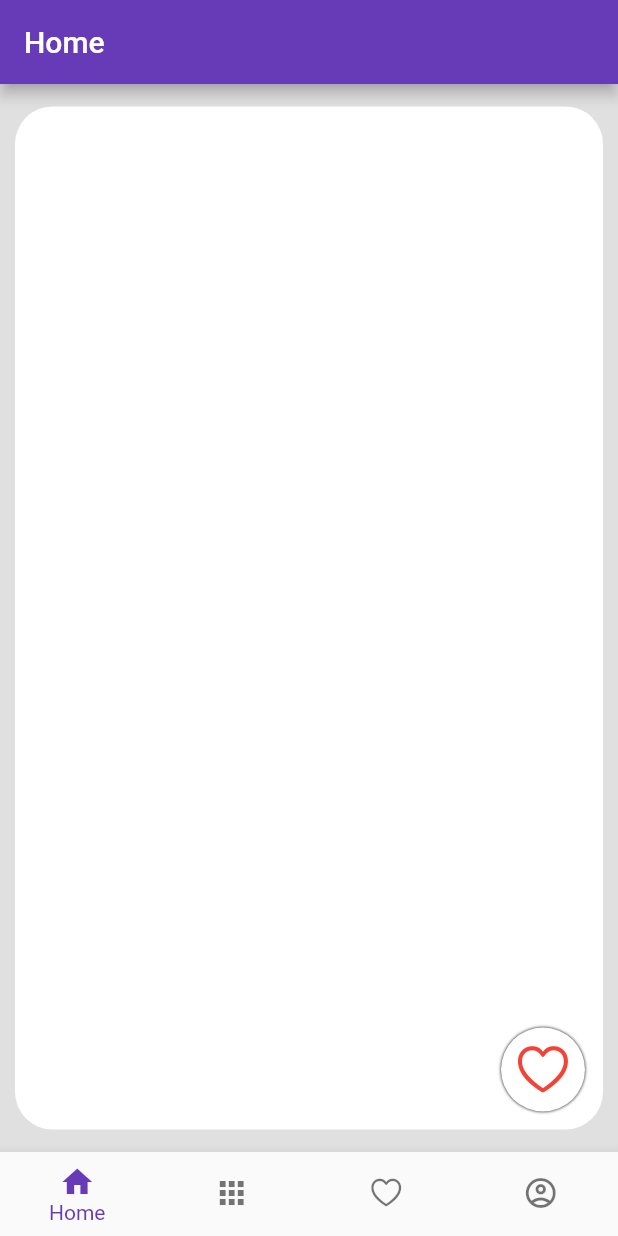
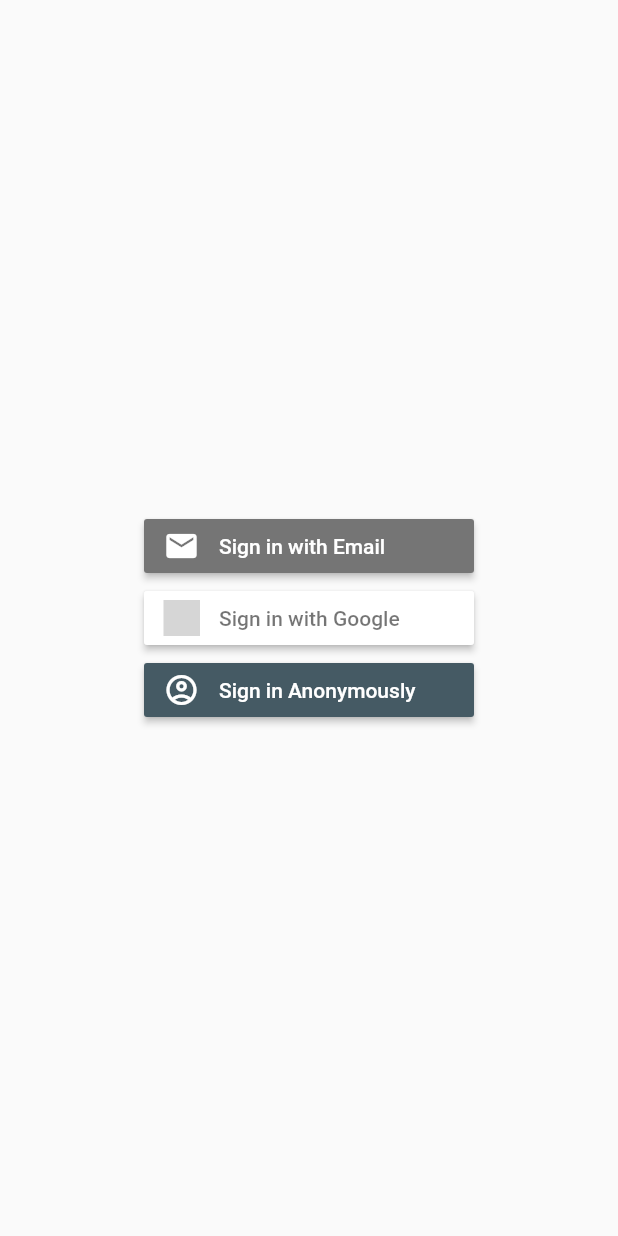
Before and after one commit to Reymai/d43-RaimondsMakars-OtrasRokas, a Flutter app: the screen it shows after launch, on a phone screen of 412 x 824 dp. Run offline on Flutter 3.47's test engine with Material 2 defaults, Android fonts, the phone set to English and light mode, and no system bars; our stand-ins replace firebase_auth, firebase_core, flutter_signin_button, google_sign_in; accounts and stored records are empty; grey boxes are pictures that could not be loaded.

Commit message:
Add registration and authentication with Firebase

```diff
--- a/lib/app.dart
+++ b/lib/app.dart
@@ -1,7 +1,11 @@
 import 'package:flutter/material.dart';
-import 'navigation.dart';
+import 'package:otras_rokas/screens/auth.dart';
+import 'package:otras_rokas/screens/home.dart';
 
 class App extends StatelessWidget {
+  static final GlobalKey<NavigatorState> navigatorKey =
+      new GlobalKey<NavigatorState>();
+
   @override
   Widget build(BuildContext context) {
     return MaterialApp(
@@ -9,7 +13,12 @@
       theme: ThemeData(
         primarySwatch: Colors.deepPurple,
       ),
-      home: Navigation(),
+      home: Auth(),
+      routes: {
+        '/home': (context) => Home(),
+        '/auth': (context) => Auth(),
+      },
+      navigatorKey: navigatorKey,
     );
   }
 }
--- a/lib/main.dart
+++ b/lib/main.dart
@@ -1,6 +1,4 @@
 import 'package:flutter/material.dart';
-
-// Import the firebase_core plugin
 import 'package:firebase_core/firebase_core.dart';
 import 'package:otras_rokas/app.dart';
 
--- /dev/null
+++ b/lib/screens/auth.dart
@@ -0,0 +1,255 @@
+import 'package:flutter/material.dart';
+import 'package:flutter/services.dart';
+import 'package:flutter_signin_button/flutter_signin_button.dart';
+import 'package:firebase_auth/firebase_auth.dart';
+import 'package:google_sign_in/google_sign_in.dart';
+
+bool signInWithEmail = false;
+
+class Auth extends StatefulWidget {
+  @override
+  _AuthState createState() => _AuthState();
+}
+
+class _AuthState extends State<Auth> {
+  final FirebaseAuth auth = FirebaseAuth.instance;
+  final _formKey = GlobalKey<FormState>();
+
+  final TextEditingController _emailController =
+      TextEditingController(); // controller for email field
+  final TextEditingController _passwordController =
+      TextEditingController(); // controller for password field
+
+  @override
+  void initState() {
+    super.initState();
+  }
+
+  @override
+  void dispose() {
+    _emailController.dispose();
+    _passwordController.dispose();
+    super.dispose();
+  }
+
+  @override
+  Widget build(BuildContext context) {
+    return Scaffold(
+      body: Center(
+        child: Column(
+          mainAxisAlignment: MainAxisAlignment.center,
+          children: [
+            signInWithEmail
+                ? Column(
+                    children: [
+                      Container(
+                        width: 310,
+                        child: Form(
+                          key: _formKey,
+                          child: Column(
+                            children: [
+                              TextFormField(
+                                decoration: InputDecoration(
+                                    labelText: 'Email',
+                                    helperText: 'Enter your Email Address'),
+                                autofillHints: [AutofillHints.email],
+                                controller: _emailController,
+                                autovalidateMode:
+                                    AutovalidateMode.onUserInteraction,
+                                validator: (email) => _emailValidator(email),
+                                autofocus: true,
+                                keyboardType: TextInputType.emailAddress,
+                              ),
+                              SizedBox.fromSize(
+                                size: Size.fromHeight(10),
+                              ),
+                              TextFormField(
+                                decoration: InputDecoration(
+                                    labelText: 'Password',
+                                    helperText:
+                                        'At least 6 characters, 1 UPPERCASE, 1 lowercase, 1 d1g1t'),
+                                autofillHints: [AutofillHints.password],
+                                controller: _passwordController,
+                                autovalidateMode:
+                                    AutovalidateMode.onUserInteraction,
+                                validator: (password) =>
+                                    _passwordValidator(password),
+                                obscureText: true,
+                                autocorrect: false,
+                                enableSuggestions: false,
+                              ),
+                              Container(
+                                height: 12,
+                              ),
+                            ],
+                          ),
+                        ),
+                      ),
+                    ],
+                  )
+                : Container(
+                    height: 0,
+                  ),
+            SignInButton(
+              Buttons.Email,
+              onPressed: () => _authenticate('Email', context,
+                  email: _emailController.text,
+                  password: _passwordController.text),
+            ),
+            signInWithEmail
+                ? Divider(
+                    height: 12,
+                  )
+                : Container(),
+            SignInButton(
+              Buttons.Google,
+              onPressed: () => _authenticate('Google', context),
+            ),
+            SignInButtonBuilder(
+              text: 'Sign in Anonymously',
+              icon: Icons.account_circle_outlined,
+              onPressed: () => _authenticate('Anonymously', context),
+              backgroundColor: Colors.blueGrey[700],
+            )
+          ],
+        ),
+      ),
+    );
+  }
+
+  _authenticate(String method, BuildContext context,
+      {String email, String password}) async {
+    switch (method) {
+      case 'Email':
+        {
+          if (signInWithEmail == false) {
+            setState(() {
+              signInWithEmail = true;
+            });
+          } else {
+            _signInWithEmail(email, password);
+          }
+          break;
+        }
+      case 'Google':
+        {
+          await _signInWithGoogle();
+          break;
+        }
+      case 'Anonymously':
+        {
+          await _signInAnonymously();
+          break;
+        }
+      default:
+        ScaffoldMessenger.of(context)
+            .showSnackBar(SnackBar(content: Text('Something went wrong!')));
+    }
+    await _checkAuthentication(context);
+  }
+
+  _signInWithEmail(String email, String password) async {
+    print('Email: $email, password: $password');
+    try {
+      UserCredential userCredential =
+          await FirebaseAuth.instance.createUserWithEmailAndPassword(
+        email: email,
+        password: password,
+      );
+    } on FirebaseAuthException catch (e) {
+      if (e.code == 'email-already-in-use') {
+        print('email already in use');
+        try {
+          UserCredential userCredential =
+              await FirebaseAuth.instance.signInWithEmailAndPassword(
+            email: email,
+            password: password,
+          );
+        } on FirebaseAuthException catch (e) {
+          if (e.code == 'wrong-password') {
+            ScaffoldMessenger.of(context).showSnackBar(
+              SnackBar(
+                content: Text('Wrong password!'),
+                action: SnackBarAction(
+                  label: 'Forgot password?',
+                  onPressed: () => _forgotPassword(email),
+                ),
+              ),
+            );
+            print('Wrong password provided for that user.');
+          }
+        }
+      }
+    } catch (e) {
+      print(e);
+    }
+  }
+
+  _forgotPassword(String email) async {
+    await FirebaseAuth.instance.sendPasswordResetEmail(email: email);
+  }
+
+  Future<UserCredential> _signInWithGoogle() async {
+    // Trigger the authentication flow
+    final GoogleSignInAccount googleUser = await GoogleSignIn().signIn();
+
+    // Obtain the auth details from the request
+    final GoogleSignInAuthentication googleAuth =
+        await googleUser.authentication;
+
+    // Create a new credential
+    final GoogleAuthCredential credential = GoogleAuthProvider.credential(
+      accessToken: googleAuth.accessToken,
+      idToken: googleAuth.idToken,
+    );
+    print(credential.asMap().toString());
+
+    // Once signed in, return the UserCredential
+    return await FirebaseAuth.instance.signInWithCredential(credential);
+  }
+
+  _signInAnonymously() async {
+    UserCredential userCredential =
+        await FirebaseAuth.instance.signInAnonymously();
+  }
+
+  _checkAuthentication(BuildContext context) {
+    FirebaseAuth.instance.authStateChanges().listen((User user) {
+      if (user != null) {
+        print('User is signed in!');
+        Navigator.of(context).pushReplacementNamed('/home');
+      }
+    });
+  }
+
+  _emailValidator(String email) {
+    RegExp emailRegEx = RegExp(r"[\w-\.]+@([\w-]+\.)+[\w-]{2,4}");
+
+    if (!emailRegEx.hasMatch(email)) {
+      return 'Wrong email';
+    }
+    return null;
+  }
+
+  _passwordValidator(
+    String password,
+  ) {
+    RegExp lowercase = new RegExp(r'[a-z]');
+    RegExp uppercase = new RegExp(r'[A-Z]');
+    RegExp digits = new RegExp(r'[0-9]');
+
+    print(password);
+    if (password.length < 6) {
+      return 'Password should contain at least 6 characters';
+    }
+    if (!lowercase.hasMatch(password)) {
+      return 'password should contain at least 1 lowercase letter';
+    }
+    if (!uppercase.hasMatch(password)) {
+      return 'password should contain at least 1 UPPERCASE letter';
+    }
+    if (!digits.hasMatch(password)) {
+      return 'password should contain at least 1 d1g1t';
+    }
+  }
+}
--- a/pubspec.yaml
+++ b/pubspec.yaml
@@ -24,7 +24,10 @@
   flutter:
     sdk: flutter
   cupertino_icons: ^1.0.1
-  firebase_core: "0.8.0-nullsafety.1"
+  flutter_signin_button: ^1.1.0
+  firebase_core: 0.8.0-nullsafety.1
+  firebase_auth: ^0.21.0-nullsafety.0
+  google_sign_in: ^4.5.1
 dev_dependencies:
   flutter_test:
     sdk: flutter
```
Also changed, not shown: lib/screens/home.dart (+33 -0 lines), pubspec.lock.
